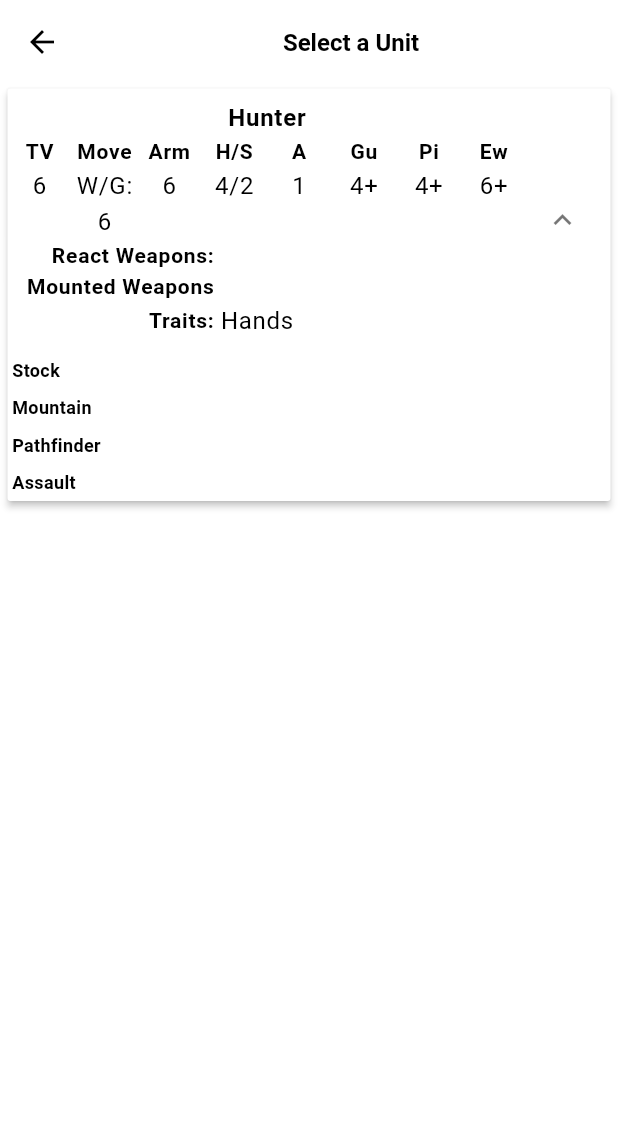
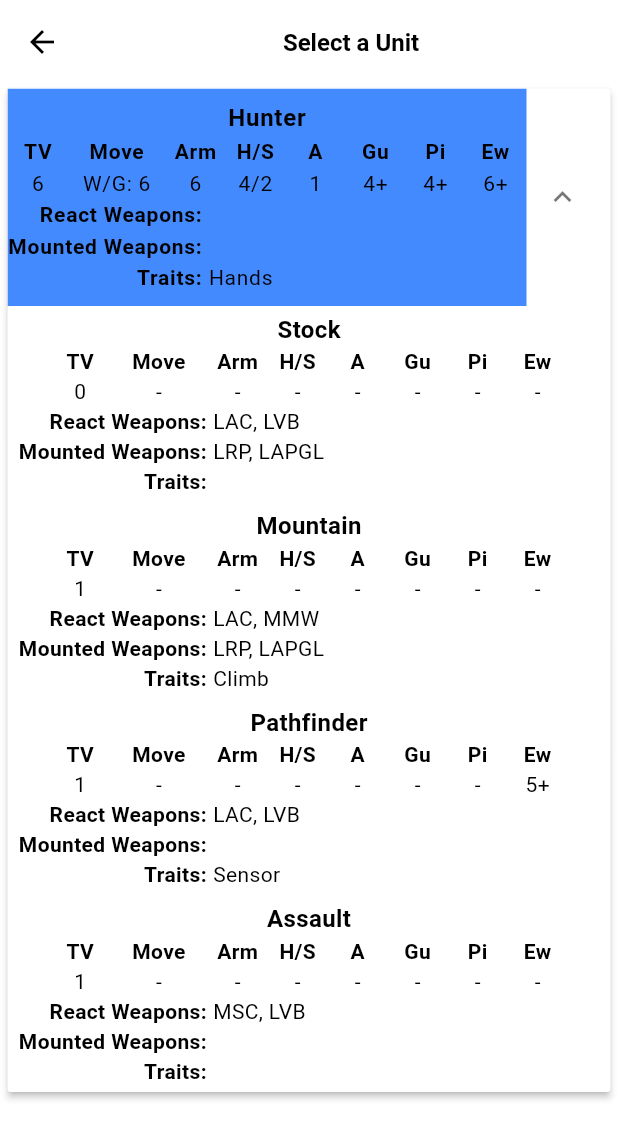
Before and after one commit to Ariemeth/gearforce, a Flutter app: the UnitSelectionScreen screen opened directly with empty values, after a tap on "Hunter", on a phone screen of 412 x 824 dp. Shown: the top 1139 px of the screen. Run offline on Flutter 3.47's test engine with Material 3 defaults, Android fonts, the phone set to English and light mode, and no system bars; our stand-ins replace flutter_bloc, shared_preferences; accounts and stored records are empty; generated files the repository leaves out were written again.

Commit message:
variants are now displayed as a card the same as the unit in the header

```diff
--- a/lib/src/pages/roster/screens/unit_selection_screen.dart
+++ b/lib/src/pages/roster/screens/unit_selection_screen.dart
@@ -3,7 +3,7 @@ import 'package:flutter_bloc/flutter_bloc.dart';
 import 'package:gearforce/src/models/roster/squad.dart';
 import 'package:gearforce/src/models/roster/unit/unit_list_extensions.dart';
 import 'package:gearforce/src/pages/roster/bloc/roster_bloc.dart';
-import 'package:gearforce/src/pages/roster/widgets/unit_list_header_card.dart';
+import 'package:gearforce/src/pages/roster/widgets/unit_list_card.dart';
 import 'package:gearforce/src/predefined/filters/unit_filters.dart';
 import 'package:gearforce/src/theme/app_theme.dart';
 
@@ -65,7 +65,10 @@ class _UnitSelectionScreenState extends State<UnitSelectionScreen> {
                   return ListTile(
                     contentPadding: EdgeInsets.all(0),
                     titleAlignment: ListTileTitleAlignment.center,
-                    title: UnitListHeaderCard(unit: unit),
+                    title: UnitListCard.header(unit: unit),
+                    tileColor: Colors.blueAccent,
+                    selectedColor: Colors.red,
+                    selectedTileColor: Colors.yellow,
                   );
                 },
                 body: Align(
@@ -112,12 +115,7 @@ class _UnitSelectionScreenState extends State<UnitSelectionScreen> {
                                   vertical: 4.0,
                                   horizontal: 3.0,
                                 ),
-                                child: Text(
-                                  variant.name,
-                                  style: AppTheme.bodyStyle.copyWith(
-                                    fontWeight: FontWeight.bold,
-                                  ),
-                                ),
+                                child: UnitListCard.variant(variant: variant),
                               ),
                             ),
                           );
--- a/lib/src/pages/roster/widgets/unit_list_header_card.dart
+++ b/lib/src/pages/roster/widgets/unit_list_card.dart
@@ -1,68 +1,140 @@
 import 'package:flutter/material.dart';
 import 'package:gearforce/src/models/roster/trait/trait.dart' show Trait;
-import 'package:gearforce/src/models/roster/unit/unit.dart' show Unit;
+import 'package:gearforce/src/models/roster/unit/attribute/armor.dart';
+import 'package:gearforce/src/models/roster/unit/attribute/hull_structure.dart';
+import 'package:gearforce/src/models/roster/unit/attribute/movement.dart';
+import 'package:gearforce/src/models/roster/unit/attribute/skill.dart';
+import 'package:gearforce/src/models/roster/unit/attribute/unit_actions.dart';
+import 'package:gearforce/src/models/roster/unit/unit.dart';
+import 'package:gearforce/src/models/roster/unit/variant.dart';
 import 'package:gearforce/src/models/roster/weapon/weapon_spec.dart';
 import 'package:gearforce/src/models/roster/weapon/weapon_spec_list_extensions.dart';
 import 'package:gearforce/src/theme/app_theme.dart';
 
-const double _weaponAndTraitWidth = 138.0;
+const double _weaponAndTraitWidth = 130.0;
 const SizedBox _weaponAndTraitLabelSpacer = SizedBox(width: 4.0);
 const double _attributeLabelFontSize = 14;
 const FontWeight _attributeLabelFontWeight = FontWeight.w700;
-const double _attributeValueFontSize = 16;
+const double _attributeValueFontSize = 14;
 const FontWeight _attributeValueFontWeight = FontWeight.normal;
 
-class UnitListHeaderCard extends StatelessWidget {
-  const UnitListHeaderCard({super.key, required this.unit});
+class UnitListCard extends StatelessWidget {
+  UnitListCard.header({super.key, required Unit unit})
+    : name = unit.name,
+      tv = unit.base.tv,
+      movement = unit.base.movement,
+      arm = unit.base.armor,
+      hullStructure = unit.base.hullStructure,
+      actions = unit.base.actions,
+      gu = unit.base.gu,
+      pi = unit.base.pi,
+      ew = unit.base.ew,
+      weapons = unit.base.weapons,
+      traits = unit.base.traits;
 
-  final Unit unit;
+  UnitListCard.variant({super.key, required Variant variant})
+    : name = variant.name,
+      tv = variant.tv,
+      movement = variant.movement,
+      arm = variant.armor,
+      hullStructure = variant.hullStructure,
+      actions = variant.actions,
+      gu = variant.gu,
+      pi = variant.pi,
+      ew = variant.ew,
+      weapons = variant.weapons ?? const [],
+      traits = variant.traits ?? const [];
+
+  final String name;
+  final int tv;
+  final Movement? movement;
+  final Armor? arm;
+  final HullStructure? hullStructure;
+  final UnitActions? actions;
+  final Skill? gu;
+  final Skill? pi;
+  final Skill? ew;
+  final List<WeaponSpec> weapons;
+  final List<Trait> traits;
 
   @override
   Widget build(BuildContext context) {
-    return _SmallUnitListHeader(unit: unit);
+    return _SmallUnitListHeader(
+      name: name,
+      tv: tv,
+      movement: movement,
+      arm: arm,
+      hullStructure: hullStructure,
+      actions: actions,
+      gu: gu,
+      pi: pi,
+      ew: ew,
+      weapons: weapons,
+      traits: traits,
+    );
   }
 }
 
 class _SmallUnitListHeader extends StatelessWidget {
-  const _SmallUnitListHeader({required this.unit});
+  _SmallUnitListHeader({
+    required this.name,
+    required this.tv,
+    this.movement,
+    this.arm,
+    this.hullStructure,
+    this.actions,
+    this.gu,
+    this.pi,
+    this.ew,
+    List<WeaponSpec> weapons = const [],
+    this.traits = const [],
+  }) : reactWeapons = weapons.reactWeapons,
+       mountedWeapons = weapons.mountedWeapons;
 
-  final Unit unit;
+  final String name;
+  final int tv;
+  final Movement? movement;
+  final Armor? arm;
+  final HullStructure? hullStructure;
+  final UnitActions? actions;
+  final Skill? gu;
+  final Skill? pi;
+  final Skill? ew;
+  final List<WeaponSpec> reactWeapons;
+  final List<WeaponSpec> mountedWeapons;
+  final List<Trait> traits;
 
   @override
   Widget build(BuildContext context) {
-    final reactWeapons = unit.base.weapons.reactWeapons;
-    final mountedWeapons = unit.base.weapons.mountedWeapons;
-    final traits = unit.base.traits;
-
     final resultWidget = Column(
       children: [
-        Text(unit.name, style: AppTheme.titleStyle),
+        Text(name, style: AppTheme.titleStyle),
         Table(
+          columnWidths: {1: const FixedColumnWidth(65.0)},
+          defaultColumnWidth: const FixedColumnWidth(40),
           children: [
             const TableRow(
               children: [
-                Center(child: _UnitAttributeLabel('TV')),
-                Center(child: _UnitAttributeLabel('Move')),
-                Center(child: _UnitAttributeLabel('Arm')),
-                Center(child: _UnitAttributeLabel('H/S')),
-                Center(child: _UnitAttributeLabel('A')),
-                Center(child: _UnitAttributeLabel('Gu')),
-                Center(child: _UnitAttributeLabel('Pi')),
-                Center(child: _UnitAttributeLabel('Ew')),
+                _UnitAttributeLabel('TV'),
+                _UnitAttributeLabel('Move'),
+                _UnitAttributeLabel('Arm'),
+                _UnitAttributeLabel('H/S'),
+                _UnitAttributeLabel('A'),
+                _UnitAttributeLabel('Gu'),
+                _UnitAttributeLabel('Pi'),
+                _UnitAttributeLabel('Ew'),
               ],
             ),
             TableRow(
               children: [
-                Center(child: _UnitAttributeValue('${unit.base.tv}')),
-                Center(child: _UnitAttributeValue('${unit.base.movement}')),
-                Center(child: _UnitAttributeValue('${unit.base.armor}')),
-                Center(
-                  child: _UnitAttributeValue('${unit.base.hullStructure}'),
-                ),
-                Center(child: _UnitAttributeValue('${unit.base.actions}')),
-                Center(child: _UnitAttributeValue('${unit.base.gu}')),
-                Center(child: _UnitAttributeValue('${unit.base.pi}')),
-                Center(child: _UnitAttributeValue('${unit.base.ew}')),
+                _UnitAttributeValue('$tv'),
+                _UnitAttributeValue('${movement ?? '-'}'),
+                _UnitAttributeValue('${arm ?? '-'}'),
+                _UnitAttributeValue('${hullStructure ?? '-'}'),
+                _UnitAttributeValue('${actions ?? '-'}'),
+                _UnitAttributeValue('${gu ?? '-'}'),
+                _UnitAttributeValue('${pi ?? '-'}'),
+                _UnitAttributeValue('${ew ?? '-'}'),
               ],
             ),
           ],
@@ -85,7 +157,7 @@ class _SmallUnitListHeader extends StatelessWidget {
             const SizedBox(
               width: _weaponAndTraitWidth,
               child: _UnitAttributeLabel(
-                'Mounted Weapons',
+                'Mounted Weapons:',
                 textAlign: TextAlign.right,
               ),
             ),
--- a/lib/src/widgets/responsive_size.dart
+++ b/lib/src/widgets/responsive_size.dart
@@ -3,11 +3,13 @@ import 'package:flutter/widgets.dart';
 enum ScreenSize { small, large }
 
 class ResponsiveSize {
-  static const int smallBreakpoint = 600;
+  static const int smallBreakpointWidth = 850;
+  static const int smallBreakpointHeight = 450;
 
   static ScreenSize getScreenSize(BuildContext context) {
     final width = MediaQuery.of(context).size.width;
-    if (width < smallBreakpoint) {
+    final height = MediaQuery.of(context).size.height;
+    if (width < smallBreakpointWidth || height < smallBreakpointHeight) {
       return ScreenSize.small;
     } else {
       return ScreenSize.large;
```
